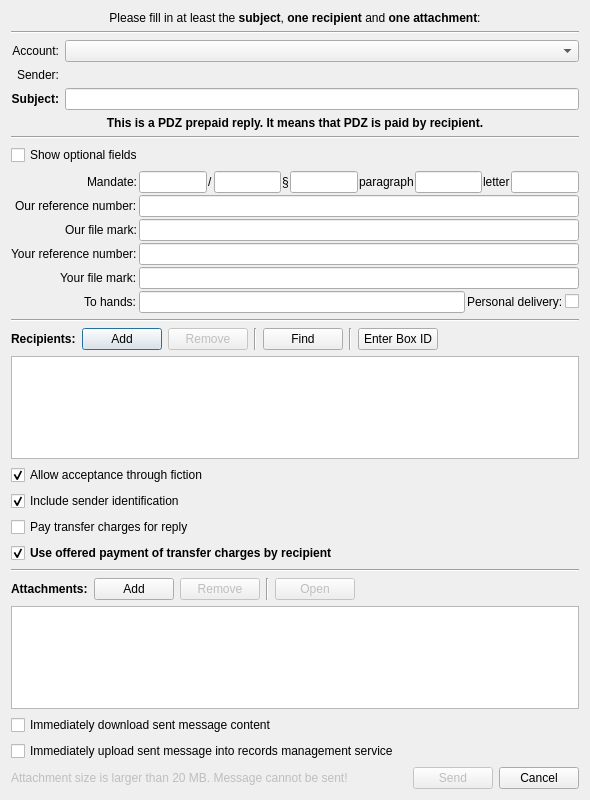
Above: src/gui/ui/dlg_send_message.ui from psakar/datovka before the change. Below: the same form after it.
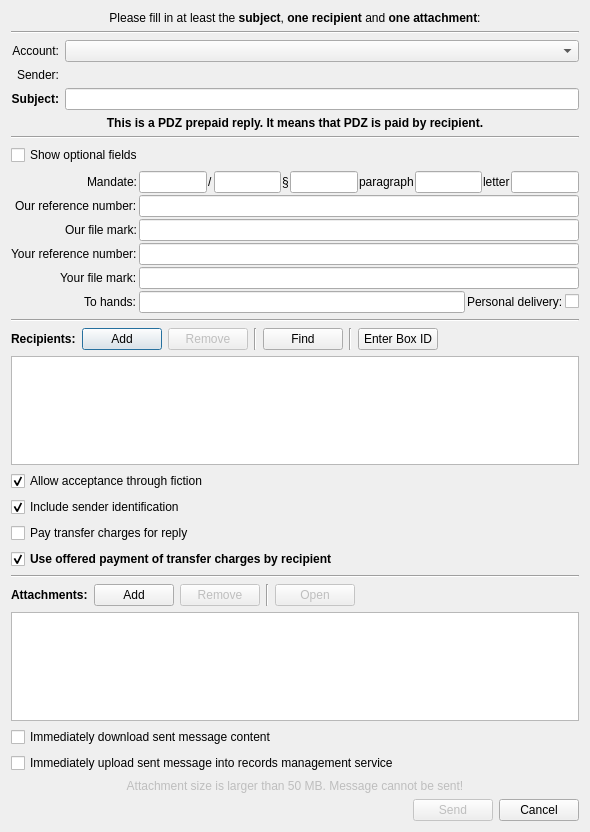
That is the form after the change. Icons and pictures are not drawn. Custom widgets are drawn as their Qt base class.

Commit message: Allowed to send message larger than 20MB

```diff
--- a/src/gui/ui/dlg_send_message.ui
+++ b/src/gui/ui/dlg_send_message.ui
@@ -10,7 +10,7 @@
     <x>0</x>
     <y>0</y>
     <width>590</width>
-    <height>800</height>
+    <height>832</height>
    </rect>
   </property>
   <property name="font">
@@ -748,8 +748,6 @@
     </widget>
    </item>
    <item>
-    <layout class="QHBoxLayout" name="horizontalLayout_5">
-     <item>
       <widget class="QLabel" name="attachmentSizeInfo">
        <property name="enabled">
         <bool>false</bool>
@@ -761,13 +759,18 @@
         </font>
        </property>
        <property name="text">
-        <string>Attachment size is larger than 20 MB. Message cannot be sent!</string>
+      <string>Attachment size is larger than 50 MB. Message cannot be sent!</string>
        </property>
        <property name="alignment">
-        <set>Qt::AlignLeading|Qt::AlignLeft|Qt::AlignVCenter</set>
+      <set>Qt::AlignCenter</set>
+     </property>
+     <property name="wordWrap">
+      <bool>true</bool>
        </property>
       </widget>
      </item>
+   <item>
+    <layout class="QHBoxLayout" name="horizontalLayout_5">
      <item>
       <spacer name="horizontalSpacer">
        <property name="orientation">
```
Lines whose indentation alone changed are shown as unchanged. The commit also changes 2 other files.
